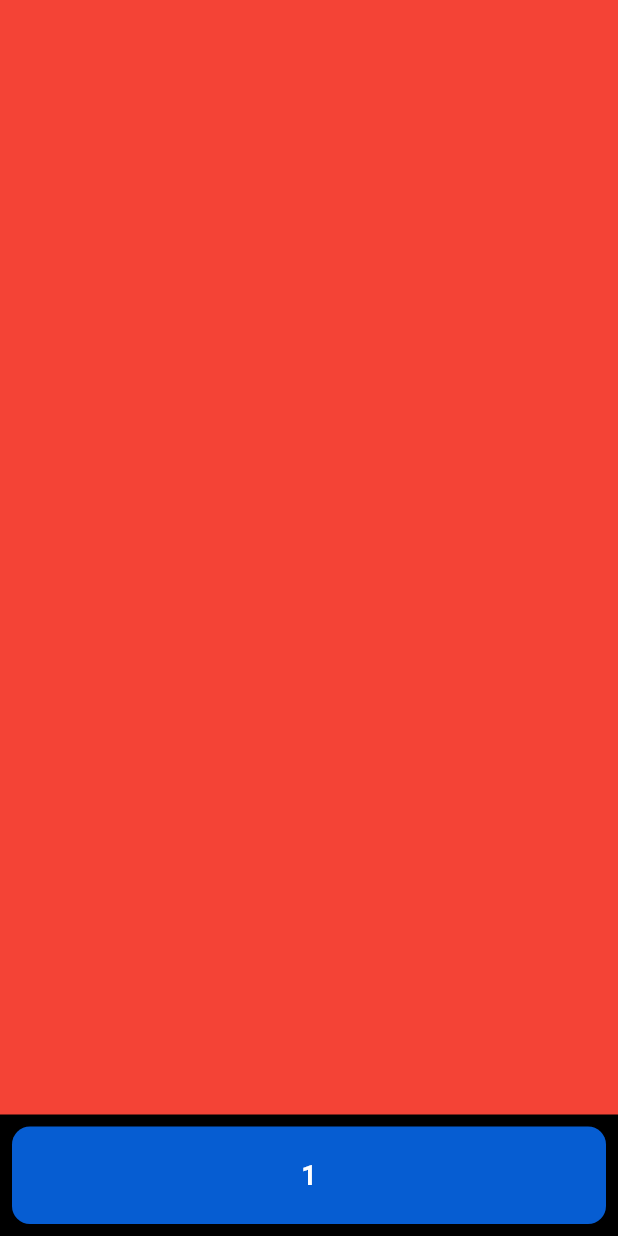
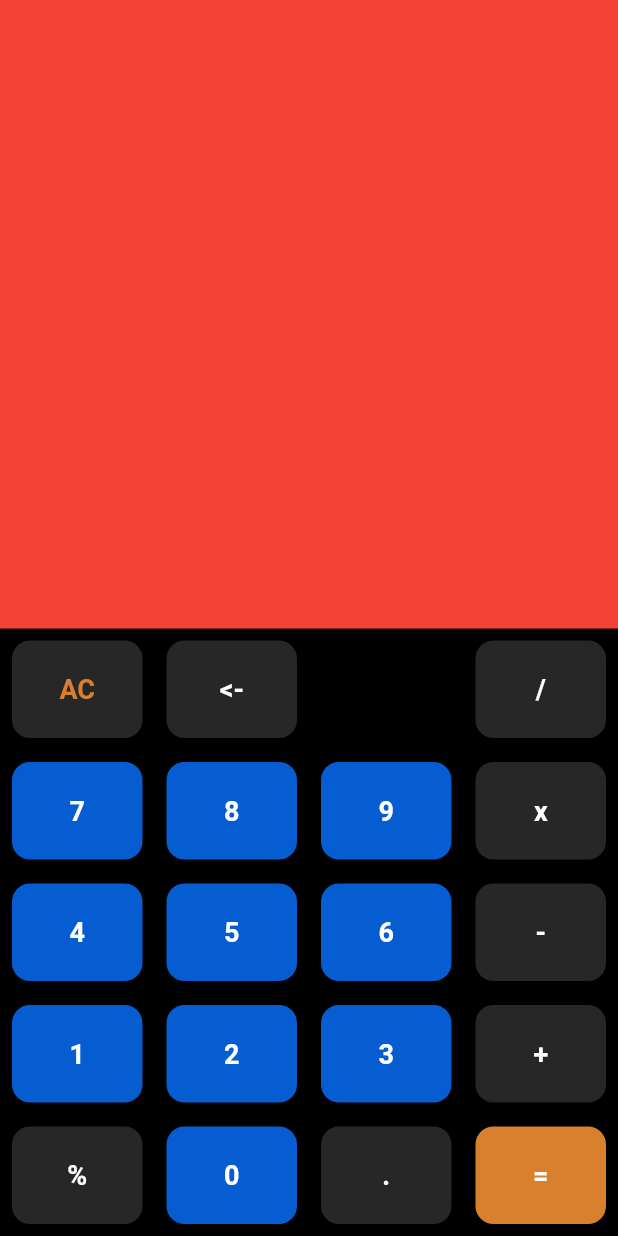
Before and after one commit to git-ADG/Flutter-Calculator-for-E-Cell, a Flutter app: the screen it shows after launch, on a phone screen of 412 x 824 dp. Run offline on Flutter 3.47's test engine with Material 2 defaults, Android fonts, the phone set to English and light mode, and no system bars.

Commit message:
keyboard UI created

```diff
--- a/lib/calculator.dart
+++ b/lib/calculator.dart
@@ -23,7 +23,42 @@ class _CalculatorState extends State<Calculator> {
           //buttons
           Row(
             children: [
-              button()
+              button(text: "AC",buttonbgColor: operatorColor,tColor: orangeColor),
+              button(text: "<-",buttonbgColor: operatorColor),
+              button(text: "", buttonbgColor: Colors.transparent),
+              button(text: "/",buttonbgColor: operatorColor),
+            ],
+          ),
+          Row(
+            children: [
+              button(text: "7"),
+              button(text: "8"),
+              button(text: "9"),
+              button(text: "x",buttonbgColor: operatorColor),
+            ],
+          ),
+          Row(
+            children: [
+              button(text: "4"),
+              button(text: "5"),
+              button(text: "6"),
+              button(text: "-",buttonbgColor: operatorColor),
+            ],
+          ),
+          Row(
+            children: [
+              button(text: "1"),
+              button(text: "2"),
+              button(text: "3"),
+              button(text: "+",buttonbgColor: operatorColor),
+            ],
+          ),
+          Row(
+            children: [
+              button(text: "%",buttonbgColor: operatorColor),
+              button(text: "0"),
+              button(text: ".",buttonbgColor: operatorColor),
+              button(text: "=",buttonbgColor: orangeColor),
             ],
           )
         ],
@@ -31,7 +66,7 @@ class _CalculatorState extends State<Calculator> {
     );
   }
 
-  Widget button() {
+  Widget button({text, tColor = Colors.white, buttonbgColor = buttonColor}) {
     return Expanded(
         child: Container(
       margin: const EdgeInsets.all(8),
@@ -39,13 +74,13 @@ class _CalculatorState extends State<Calculator> {
         style: ElevatedButton.styleFrom(
             shape:
                 RoundedRectangleBorder(borderRadius: BorderRadius.circular(12)),
-            backgroundColor: buttonColor,
+            backgroundColor: buttonbgColor,
             padding: const EdgeInsets.all(22)),
         onPressed: () {},
-        child: const Text(
-          "1",
+        child: Text(
+          text,
           style: TextStyle(
-              fontWeight: FontWeight.bold, color: Colors.white, fontSize: 18),
+              fontWeight: FontWeight.bold, color: tColor, fontSize: 18),
         ),
       ),
     ));
```
